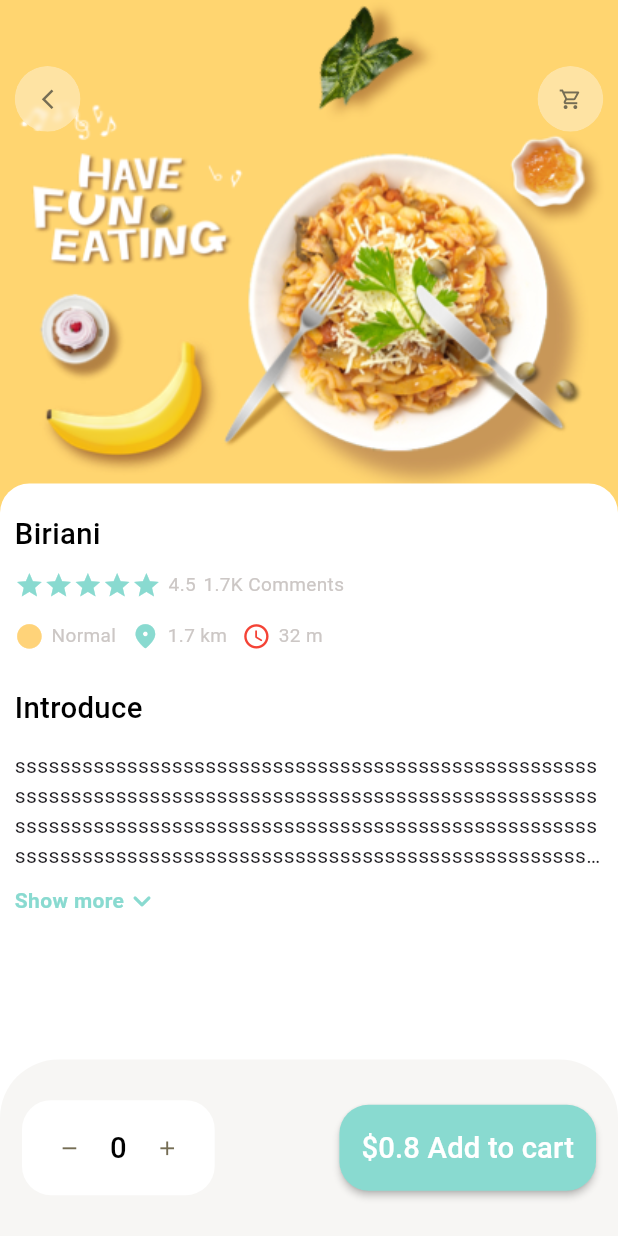
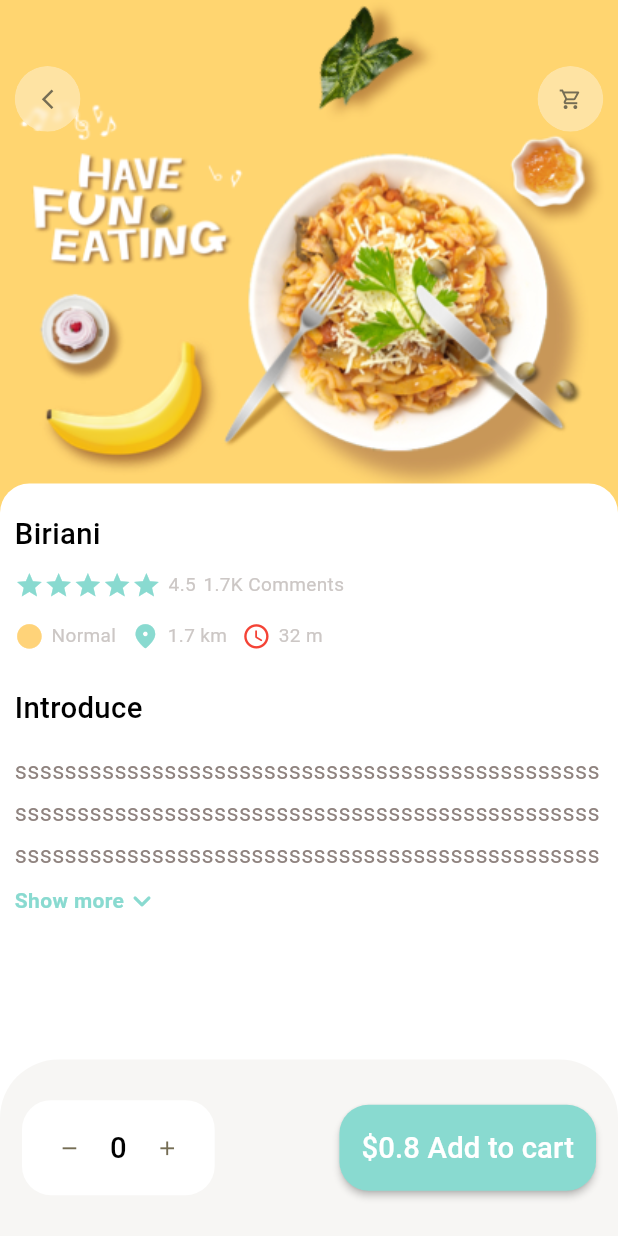
Before and after one commit to SaifAllahGharib/food_craft, a Flutter app: the PopularFoodDetails screen opened by its route, on a phone screen of 412 x 824 dp. Run offline on Flutter 3.47's test engine with Material 3 defaults, Android fonts, the phone set to English and light mode, and no system bars; our stand-ins replace cached_network_image, device_preview, firebase_core, go_router, smooth_page_indicator; accounts and stored records are empty.

Commit message:
create navigate from home to details view

```diff
--- a/lib/core/utils/dimensions.dart
+++ b/lib/core/utils/dimensions.dart
@@ -72,6 +72,10 @@ abstract class Dimensions {
     return getHeight(context) / 65;
   }
 
+  static double fontSize16(BuildContext context) {
+    return getHeight(context) / 52.75;
+  }
+
   static double fontSize20(BuildContext context) {
     return getHeight(context) / 42.2;
   }
--- a/lib/core/utils/routes.dart
+++ b/lib/core/utils/routes.dart
@@ -1,3 +1,4 @@
+import 'package:food_craft/features/home/presentation/view/home_view.dart';
 import 'package:food_craft/features/home/presentation/view/popular_food_details.dart';
 import 'package:go_router/go_router.dart';
 
@@ -5,7 +6,13 @@ class AppRouter {
   static final routes = GoRouter(
     routes: [
       GoRoute(
-          path: '/', builder: (context, state) => const PopularFoodDetails()),
+        path: '/',
+        builder: (context, state) => const HomeView(),
+      ),
+      GoRoute(
+        path: PopularFoodDetails.id,
+        builder: (context, state) => const PopularFoodDetails(),
+      ),
     ],
   );
 }
--- a/lib/core/utils/styles.dart
+++ b/lib/core/utils/styles.dart
@@ -6,6 +6,15 @@ class Styles {
   static TextStyle textStyle12(BuildContext context) {
     return TextStyle(
       fontSize: Dimensions.fontSize12(context),
+      fontFamily: "Roboto",
+      color: AppColors.textColor,
+      height: 1.2,
+    );
+  }
+
+  static TextStyle textStyle16(BuildContext context) {
+    return TextStyle(
+      fontSize: Dimensions.fontSize16(context),
       fontFamily: "Roboto",
       color: AppColors.textColor,
       height: 1.2,
--- a/lib/features/home/presentation/view/popular_food_details.dart
+++ b/lib/features/home/presentation/view/popular_food_details.dart
@@ -3,6 +3,8 @@ import 'package:food_craft/features/home/presentation/view/widgets/custom_bottom
 import 'package:food_craft/features/home/presentation/view/widgets/popular_food_details_body.dart';
 
 class PopularFoodDetails extends StatelessWidget {
+  static const id = "/popular_food_details";
+
   const PopularFoodDetails({super.key});
 
   @override
--- a/lib/features/home/presentation/view/widgets/custom_bottom_navigation_bar.dart
+++ b/lib/features/home/presentation/view/widgets/custom_bottom_navigation_bar.dart
@@ -33,9 +33,10 @@ class CustomBottomNavigationBar extends StatelessWidget {
             ),
             child: Row(
               children: [
-                const CustomIconButton(
+                CustomIconButton(
                   icon: Icons.remove,
                   bgColor: Colors.white,
+                  onPressed: () {},
                 ),
                 SizedBox(width: Dimensions.width10(context)),
                 const CustomText(
@@ -44,9 +45,10 @@ class CustomBottomNavigationBar extends StatelessWidget {
                   bigText: true,
                 ),
                 SizedBox(width: Dimensions.width10(context)),
-                const CustomIconButton(
+                CustomIconButton(
                   icon: Icons.add,
                   bgColor: Colors.white,
+                  onPressed: () {},
                 ),
               ],
             ),
--- a/lib/features/home/presentation/view/widgets/custom_icon_button.dart
+++ b/lib/features/home/presentation/view/widgets/custom_icon_button.dart
@@ -7,12 +7,14 @@ class CustomIconButton extends StatelessWidget {
   final IconData icon;
   final Color iconColor;
   final Color bgColor;
+  final VoidCallback onPressed;
 
   const CustomIconButton({
     super.key,
     required this.icon,
     this.iconColor = const Color(0xff756d54),
     this.bgColor = const Color(0x71fcf4e4),
+    required this.onPressed,
   });
 
   @override
@@ -29,7 +31,7 @@ class CustomIconButton extends StatelessWidget {
             shape: BoxShape.circle,
           ),
           child: IconButton(
-            onPressed: () {},
+            onPressed: onPressed,
             icon: Icon(
               icon,
               color: iconColor,
--- a/lib/features/home/presentation/view/widgets/expandable_text.dart
+++ b/lib/features/home/presentation/view/widgets/expandable_text.dart
@@ -1,5 +1,6 @@
 import 'package:flutter/material.dart';
 import 'package:food_craft/core/utils/colors.dart';
+import 'package:food_craft/core/utils/styles.dart';
 
 class ExpandableText extends StatefulWidget {
   final String text;
@@ -37,6 +38,8 @@ class _ExpandableTextState extends State<ExpandableText>
                 child: Text(
                   widget.text,
                   softWrap: true,
+                  style: Styles.textStyle16(context)
+                      .copyWith(color: AppColors.paraColor, height: 1.8),
                   maxLines: isExpanded ? widget.text.length : 4,
                   overflow:
                       isExpanded ? TextOverflow.visible : TextOverflow.ellipsis,
--- a/lib/features/home/presentation/view/widgets/popular_food_details_body.dart
+++ b/lib/features/home/presentation/view/widgets/popular_food_details_body.dart
@@ -5,6 +5,7 @@ import 'package:food_craft/features/home/presentation/view/widgets/custom_column
 import 'package:food_craft/features/home/presentation/view/widgets/custom_icon_button.dart';
 import 'package:food_craft/features/home/presentation/view/widgets/custom_text.dart';
 import 'package:food_craft/features/home/presentation/view/widgets/expandable_text.dart';
+import 'package:go_router/go_router.dart';
 
 class PopularFoodDetailsBody extends StatelessWidget {
   const PopularFoodDetailsBody({super.key});
@@ -30,11 +31,19 @@ class PopularFoodDetailsBody extends StatelessWidget {
             top: Dimensions.height45(context),
             left: Dimensions.width20(context),
             right: Dimensions.width20(context),
-            child: const Row(
+            child: Row(
               mainAxisAlignment: MainAxisAlignment.spaceBetween,
               children: [
-                CustomIconButton(icon: Icons.arrow_back_ios_new_outlined),
-                CustomIconButton(icon: Icons.shopping_cart_outlined),
+                CustomIconButton(
+                  icon: Icons.arrow_back_ios_new_outlined,
+                  onPressed: () {
+                    GoRouter.of(context).pop();
+                  },
+                ),
+                CustomIconButton(
+                  icon: Icons.shopping_cart_outlined,
+                  onPressed: () {},
+                ),
               ],
             ),
           ),
--- a/lib/features/home/presentation/view/widgets/popular_list_view.dart
+++ b/lib/features/home/presentation/view/widgets/popular_list_view.dart
@@ -1,6 +1,8 @@
 import 'package:flutter/material.dart';
 import 'package:food_craft/core/utils/dimensions.dart';
+import 'package:food_craft/features/home/presentation/view/popular_food_details.dart';
 import 'package:food_craft/features/home/presentation/view/widgets/popular_list_view_item.dart';
+import 'package:go_router/go_router.dart';
 
 class PopularListView extends StatelessWidget {
   const PopularListView({super.key});
@@ -14,7 +16,9 @@ class PopularListView extends StatelessWidget {
           padding: EdgeInsets.only(bottom: Dimensions.height10(context)),
           child: GestureDetector(
             child: const PopularListViewItem(),
-            onTap: () {},
+            onTap: () {
+              GoRouter.of(context).push(PopularFoodDetails.id);
+            },
           ),
         );
       },
```
